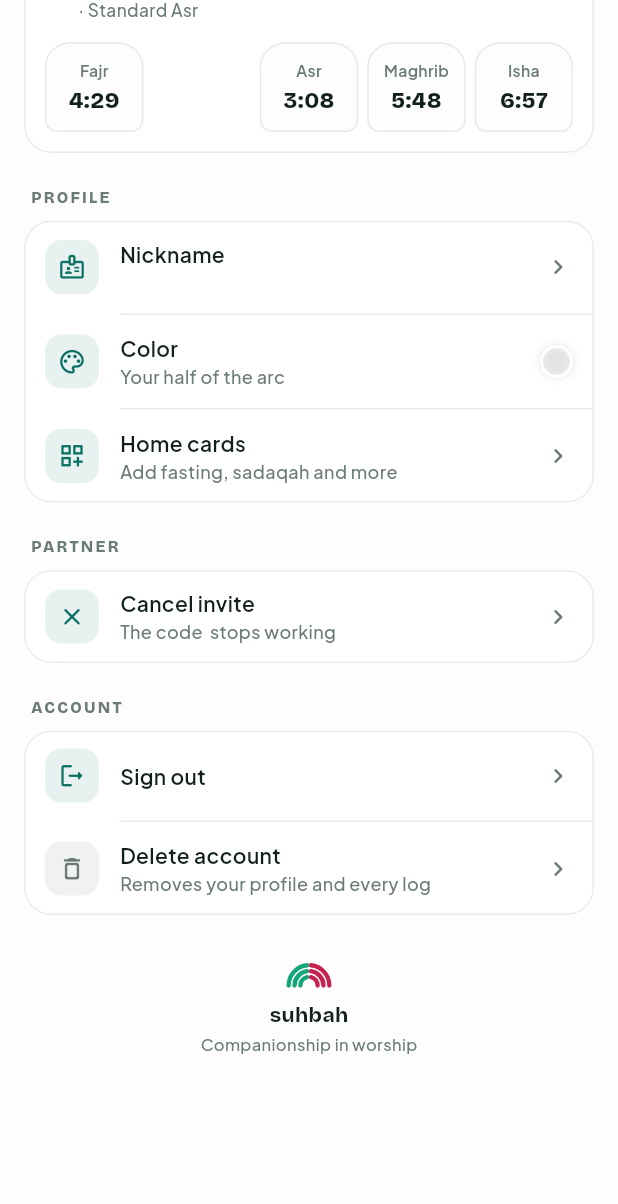
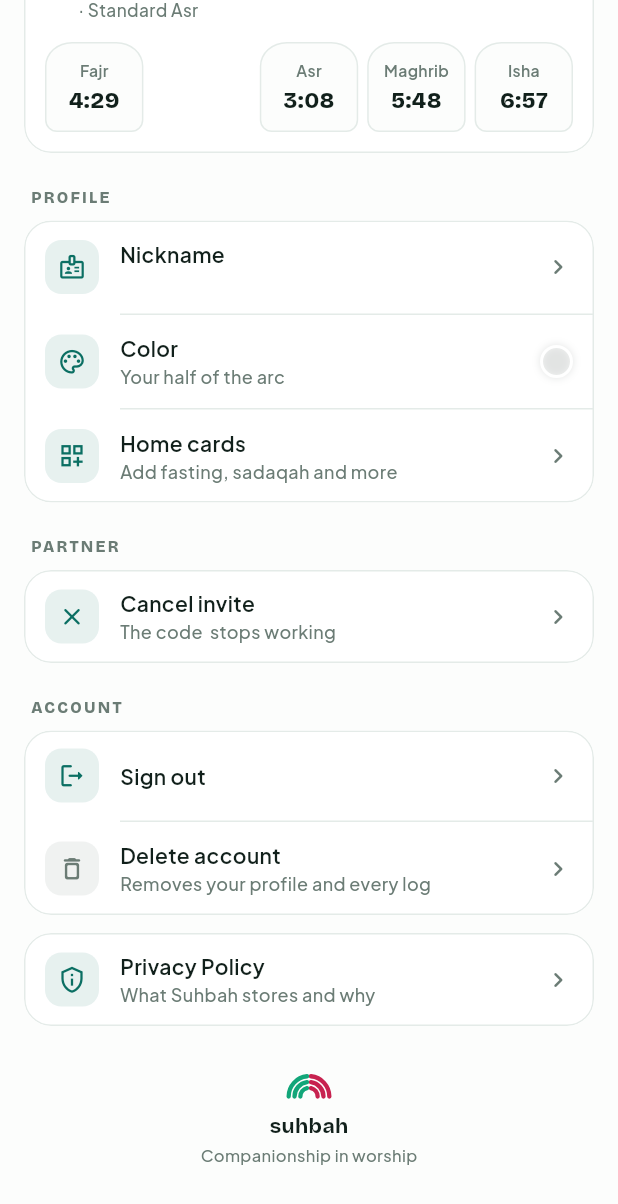
Before and after one commit to ornobaadi/Suhbah, a Flutter app: the MeTab widget shown alone on an empty page, opened directly, scrolled down 449 dp, on a phone screen of 412 x 824 dp. Shown: the top 1204 px of the screen. Run offline on Flutter 3.47's test engine with Material 3 defaults, Android fonts, the phone set to English and light mode, and no system bars; our stand-ins replace adhan, cloud_firestore, firebase_auth, firebase_core, flutter_riverpod, geolocator and 4 more; missing offline and left inert: mobile_scanner; accounts and stored records are empty.

Commit message:
Play release prep: signing config, privacy and deletion pages, checklist
Co-Authored-By: Claude Opus 5.5 <noreply@anthropic.com>

```diff
--- a/lib/features/me/me_tab.dart
+++ b/lib/features/me/me_tab.dart
@@ -3,6 +3,7 @@ import 'dart:math' as math;
 import 'package:flutter/material.dart';
 import 'package:flutter/services.dart';
 import 'package:flutter_riverpod/flutter_riverpod.dart';
+import 'package:url_launcher/url_launcher.dart';
 
 import '../../core/brand.dart';
 import '../../core/member_colors.dart';
@@ -100,6 +101,17 @@ class MeTab extends ConsumerWidget {
               title: 'Delete account',
               value: 'Removes your profile and every log',
               onTap: a.deleteAccount,
+            ),
+          ],
+        ),
+        const SizedBox(height: 12),
+        SettingsGroup(
+          children: [
+            SettingsTile(
+              icon: Icons.privacy_tip_outlined,
+              title: 'Privacy Policy',
+              value: 'What Suhbah stores and why',
+              onTap: () => launchUrl(Uri.parse('https://ornobaadi.github.io/Suhbah/privacy/'), mode: LaunchMode.externalApplication),
             ),
           ],
         ),
--- a/pubspec.yaml
+++ b/pubspec.yaml
@@ -46,6 +46,7 @@ dependencies:
   qr_flutter: ^4.1.0
   shared_preferences: ^2.5.6
   mobile_scanner: ^7.5.0
+  url_launcher: ^6.3.3
 dev_dependencies:
   flutter_test:
     sdk: flutter
```
Also changed, not shown: pubspec.lock, 11 other files.
